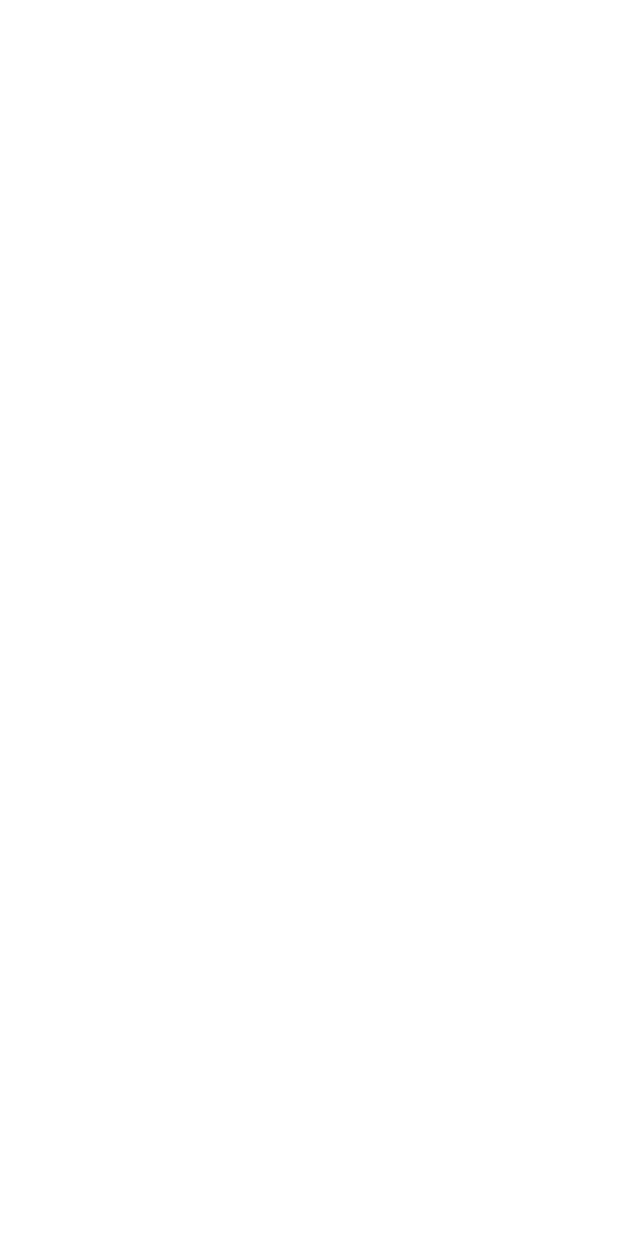
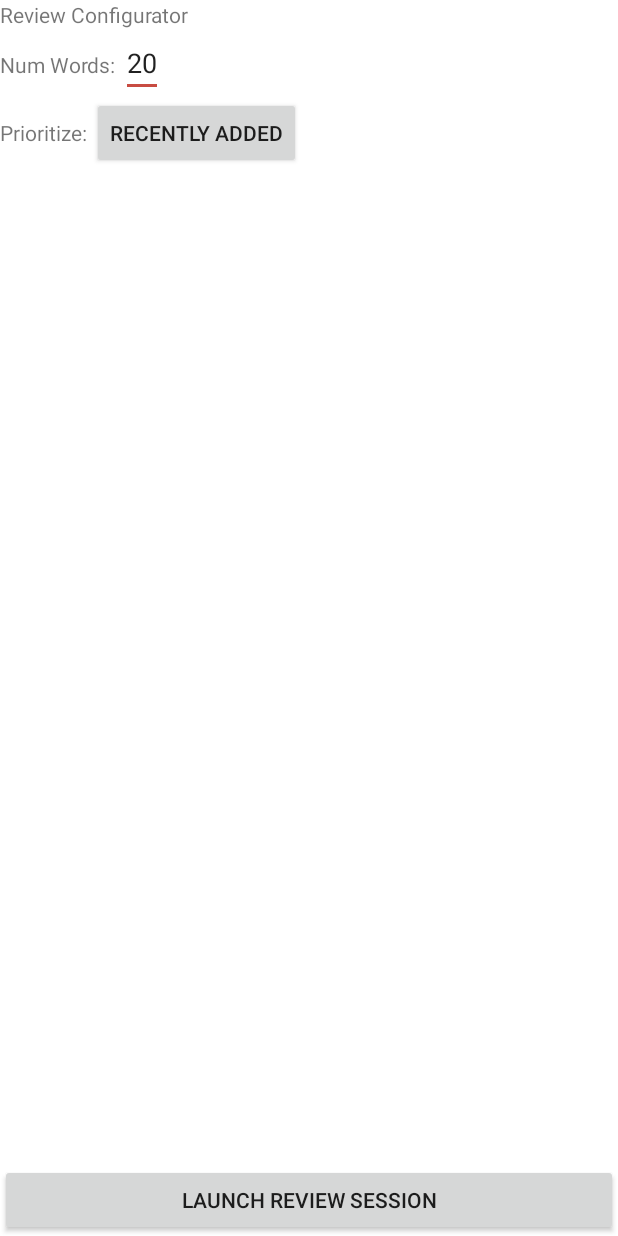
Before and after one commit to cameronvoell/listo, an Android app: the ReviewWordsActivity screen opened directly, with no data from a screen before it, on a phone screen of 412 x 824 dp. Before the commit the screen is empty. Run offline under Robolectric (Android 15) with nearby library versions, the light colour scheme and no system bars.

Commit message:
Added fragments, layouts, and new icon resources for review words functionality

```diff
--- a/Listo/app/src/main/java/com/cameronvoell/listo/activities/ReviewWordsActivity.java
+++ b/Listo/app/src/main/java/com/cameronvoell/listo/activities/ReviewWordsActivity.java
@@ -2,8 +2,11 @@ package com.cameronvoell.listo.activities;
 
 import android.os.Bundle;
 import android.support.v7.app.AppCompatActivity;
-
+import android.view.View;
 import com.cameronvoell.listo.R;
+import com.cameronvoell.listo.fragments.ReviewCardAnswerFragment;
+import com.cameronvoell.listo.fragments.ReviewCardPromptFragment;
+import com.cameronvoell.listo.fragments.ReviewWordsConfiguratorFragment;
 
 /**
  * Created by cameronvoell on 1/17/17.
@@ -15,6 +18,28 @@ public class ReviewWordsActivity extends AppCompatActivity {
 		super.onCreate(savedInstanceState);
 		setContentView(R.layout.activity_review_words);
 
+		getSupportFragmentManager().beginTransaction().add(R.id.fragmentContainer,
+				new ReviewWordsConfiguratorFragment()).commit();
+
 	}
 
+	public void updateReviewWordsPrioritization(View view) {
+
+	}
+
+	public void launchReviewSession(View view) {
+		getSupportFragmentManager().beginTransaction().add(R.id.fragmentContainer,
+				new ReviewCardPromptFragment()).commit();
+	}
+
+	public void flipCard(View view) {
+		getSupportFragmentManager().beginTransaction().add(R.id.fragmentContainer,
+				new ReviewCardAnswerFragment()).commit();
+	}
+
+	public void correctCard(View view) {
+	}
+
+	public void incorrectCard(View view) {
+	}
 }
--- /dev/null
+++ b/Listo/app/src/main/java/com/cameronvoell/listo/fragments/ReviewWordsConfiguratorFragment.java
@@ -0,0 +1,36 @@
+package com.cameronvoell.listo.fragments;
+
+import android.os.Bundle;
+import android.support.v4.app.Fragment;
+import android.view.LayoutInflater;
+import android.view.View;
+import android.view.ViewGroup;
+import android.widget.EditText;
+import android.widget.TextView;
+
+import com.cameronvoell.listo.R;
+import com.cameronvoell.listo.database.DatabaseHelper;
+
+/**
+ * Created by cameronvoell on 1/18/17.
+ */
+public class ReviewWordsConfiguratorFragment extends Fragment {
+
+	@Override
+	public View onCreateView(LayoutInflater inflater, ViewGroup container,
+							 Bundle savedInstanceState) {
+
+		View v = inflater.inflate(R.layout.fragment_review_words_configurator, container, false);
+
+
+		return v;
+	}
+
+	@Override
+	public void onActivityCreated(Bundle savedInstanceState) {
+		super.onActivityCreated(savedInstanceState);
+
+		//mDbHelper = new DatabaseHelper(getContext());
+
+	}
+}
--- a/Listo/app/src/main/res/layout/activity_review_words.xml
+++ b/Listo/app/src/main/res/layout/activity_review_words.xml
@@ -5,4 +5,10 @@
               android:layout_height="match_parent"
               android:background="@android:color/white">
 
+    <FrameLayout
+        android:id="@+id/fragmentContainer"
+        android:layout_width="match_parent"
+        android:layout_height="match_parent">
+    </FrameLayout>
+
 </LinearLayout>
--- /dev/null
+++ b/Listo/app/src/main/res/layout/fragment_review_words_configurator.xml
@@ -0,0 +1,62 @@
+<?xml version="1.0" encoding="utf-8"?>
+<RelativeLayout xmlns:android="http://schemas.android.com/apk/res/android"
+              android:orientation="vertical"
+              android:layout_width="match_parent"
+              android:layout_height="match_parent"
+                android:background="@android:color/white">
+
+    <TextView
+        android:id="@+id/title"
+        android:layout_alignParentTop="true"
+        android:layout_width="match_parent"
+        android:layout_height="wrap_content"
+        android:text="Review Configurator"/>
+
+    <LinearLayout
+        android:id="@+id/numWordsLayout"
+        android:layout_below="@id/title"
+        android:layout_width="match_parent"
+        android:layout_height="wrap_content"
+        android:orientation="horizontal">
+
+        <TextView
+            android:layout_width="wrap_content"
+            android:layout_height="wrap_content"
+            android:text="Num Words: "/>
+
+        <EditText
+            android:layout_width="wrap_content"
+            android:layout_height="wrap_content"
+            android:text="20"/>
+
+    </LinearLayout>
+
+    <LinearLayout
+        android:layout_below="@id/numWordsLayout"
+        android:layout_width="match_parent"
+        android:layout_height="wrap_content"
+        android:orientation="horizontal">
+
+        <TextView
+            android:layout_width="wrap_content"
+            android:layout_height="wrap_content"
+            android:text="Prioritize: "/>
+
+        <Button
+            android:layout_width="wrap_content"
+            android:layout_height="wrap_content"
+            android:text="Recently Added"
+            android:onClick="updateReviewWordsPrioritization"/>
+
+    </LinearLayout>
+
+    <Button
+        android:layout_width="match_parent"
+        android:layout_height="wrap_content"
+        android:text="Launch Review Session"
+        android:onClick="launchReviewSession"
+        android:layout_alignParentBottom="true"/>
+
+
+
+</RelativeLayout>
```
Also changed, not shown: Listo/app/src/main/java/com/cameronvoell/listo/fragments/ReviewCardAnswerFragment.java (added, +34 -0 lines), Listo/app/src/main/java/com/cameronvoell/listo/fragments/ReviewCardPromptFragment.java (added, +34 -0 lines), Listo/app/src/main/res/layout/fragment_review_card_answer.xml (added, +34 -0 lines), Listo/app/src/main/res/layout/fragment_review_card_prompt.xml (added, +54 -0 lines), Listo/app/src/main/res/drawable-hdpi/ic_cancel.png (added), Listo/app/src/main/res/drawable-hdpi/ic_check.png (added), Listo/app/src/main/res/drawable-mdpi/ic_cancel.png (added), Listo/app/src/main/res/drawable-mdpi/ic_check.png (added), Listo/app/src/main/res/drawable-xhdpi/ic_cancel.png (added), Listo/app/src/main/res/drawable-xhdpi/ic_check.png (added), Listo/app/src/main/res/drawable-xxhdpi/ic_cancel.png (added), Listo/app/src/main/res/drawable-xxhdpi/ic_check.png (added), Listo/app/src/main/res/drawable-xxxhdpi/ic_cancel.png (added), Listo/app/src/main/res/drawable-xxxhdpi/ic_check.png (added).
